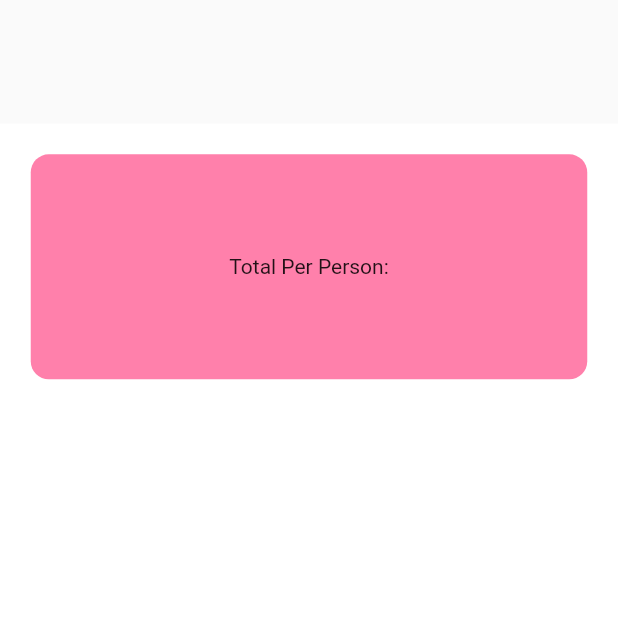
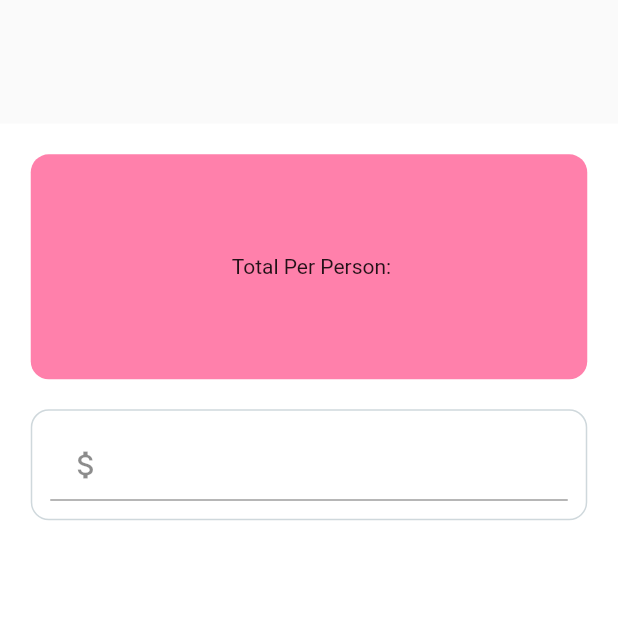
Before and after one commit to ABOALI112/tip_calculator_app, a Flutter app: the screen it shows after launch, on a phone screen of 412 x 824 dp, the top half of it. Run offline on Flutter 3.47's test engine with Material 2 defaults, Android fonts, the phone set to English and light mode, and no system bars.

```diff
--- a/lib/UI/home.dart
+++ b/lib/UI/home.dart
@@ -33,13 +33,48 @@ class _Bill_SplitterState extends State<Bill_Splitter> {
                   color: Colors.pinkAccent.shade100,
                   borderRadius: BorderRadius.circular(12.0),
                 ),
-                child: Column(
-                  mainAxisAlignment: MainAxisAlignment.center,
-                  children: const [
-                    Text("Total Per Person:"),
-                  ],
+                child: Center(
+                  child: Column(
+                    mainAxisAlignment: MainAxisAlignment.center,
+                    children: const [
+                      Text(" Total Per Person:"),
+                    ],
+                  ),
                 ),
-              )
+              ),
+              Container(
+                  margin: const EdgeInsets.only(top: 20.0),
+                  padding: const EdgeInsets.all(12.0),
+                  decoration: BoxDecoration(
+                    color: Colors.transparent,
+                    border: Border.all(
+                        color: Colors.blueGrey.shade100,
+                        style: BorderStyle.solid),
+                    borderRadius: BorderRadius.circular(12.0),
+                  ),
+                  child: Column(
+                    children: <Widget>[
+                      TextField(
+                          keyboardType: const TextInputType.numberWithOptions(
+                            decimal: true,
+                          ),
+                          style: const TextStyle(
+                            color: Colors.grey,
+                            fontWeight: FontWeight.normal,
+                            fontSize: 20,
+                          ),
+                          decoration: const InputDecoration(
+                              prefixText: "Bill Amount: ",
+                              prefixIcon: Icon(Icons.attach_money)),
+                          onChanged: (String value) {
+                            if (double.tryParse(value) != null) {
+                              _billAmount = value as double;
+                            } else {
+                              _billAmount = 0.0;
+                            }
+                          }),
+                    ],
+                  ))
             ],
           ),
         ),
```
Also changed, not shown: lib/util/HextoIntColorConverter.dart (added, +15 -0 lines).
